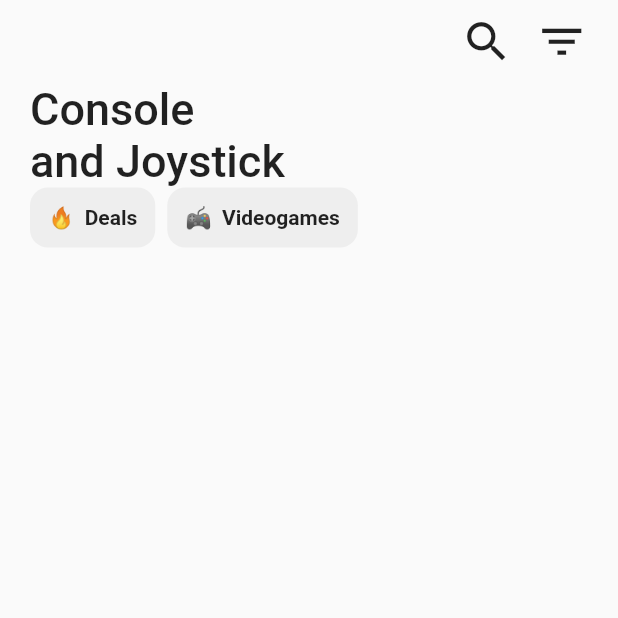
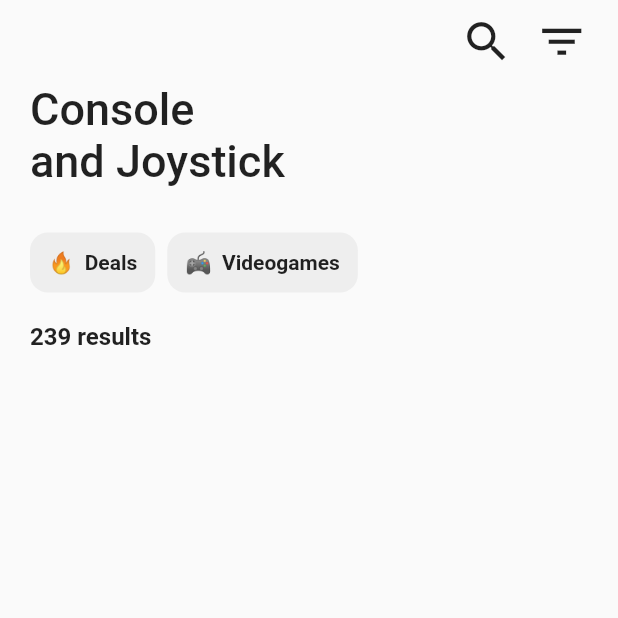
Before and after one commit to Ozurumba007/game_store_ui, a Flutter app: the ConsoleAndJoystick screen opened directly, on a phone screen of 412 x 824 dp, the top half of it. Run offline on Flutter 3.47's test engine with Material 2 defaults, Android fonts, the phone set to English and light mode, and no system bars.

Commit message:
added a text to the console_and_joystick \ added a dependency called flutter staggered grid view

```diff
--- a/lib/pages/console_and_joystick.dart
+++ b/lib/pages/console_and_joystick.dart
@@ -15,14 +15,14 @@ class _ConsoleAndJoystickState extends State<ConsoleAndJoystick> {
     return Scaffold(
       body: SafeArea(
         child: Padding(
-          padding: EdgeInsets.symmetric(horizontal: 20.0),
+          padding: const EdgeInsets.symmetric(horizontal: 20.0),
           child: SingleChildScrollView(
             child: Column(
               children: [
                 // search icon + filter icon
 
-                SizedBox(height: 10),
-                Row(
+                const SizedBox(height: 10),
+                const Row(
                   mainAxisAlignment: MainAxisAlignment.end,
                   children: [
                     Icon(Icons.search, size: 35),
@@ -30,7 +30,7 @@ class _ConsoleAndJoystickState extends State<ConsoleAndJoystick> {
                     Icon(Icons.filter_list, size: 35),
                   ],
                 ),
-                SizedBox(height: 10),
+                const SizedBox(height: 10),
                 // heading text (console and joystick)
                 const Row(
                   children: [
@@ -43,6 +43,9 @@ class _ConsoleAndJoystickState extends State<ConsoleAndJoystick> {
                     ),
                   ],
                 ),
+
+                // scrollable list of product
+                const SizedBox(height: 30),
                 Container(
                   height: 40,
                   child: ListView(
@@ -58,6 +61,19 @@ class _ConsoleAndJoystickState extends State<ConsoleAndJoystick> {
                     ],
                   ),
                 ),
+                const SizedBox(height: 20),
+
+                const Row(
+                  children: [
+                    Text(
+                      '239 results',
+                      style: TextStyle(
+                        fontWeight: FontWeight.bold,
+                        fontSize: 16,
+                      ),
+                    ),
+                  ],
+                ),
               ],
             ),
           ),
--- a/pubspec.yaml
+++ b/pubspec.yaml
@@ -34,6 +34,7 @@ dependencies:
   # The following adds the Cupertino Icons font to your application.
   # Use with the CupertinoIcons class for iOS style icons.
   cupertino_icons: ^1.0.2
+  flutter_staggered_grid_view: ^0.7.0
 
 dev_dependencies:
   flutter_test:
```
Also changed, not shown: pubspec.lock.
